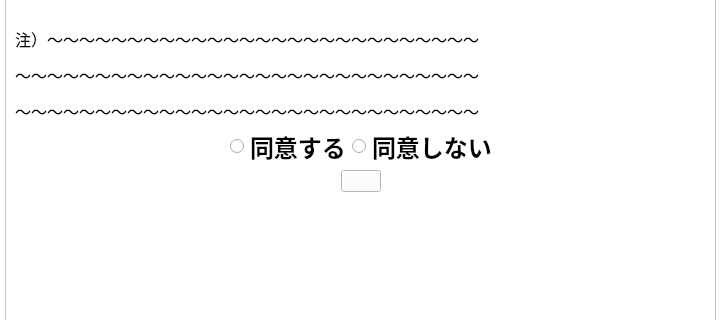
kokimame/e-navi, file design/enaviHome.ui: the form before one commit; both pictures show x 0 to 721 and y 430 to 750 of the 721 by 910 pixel window.
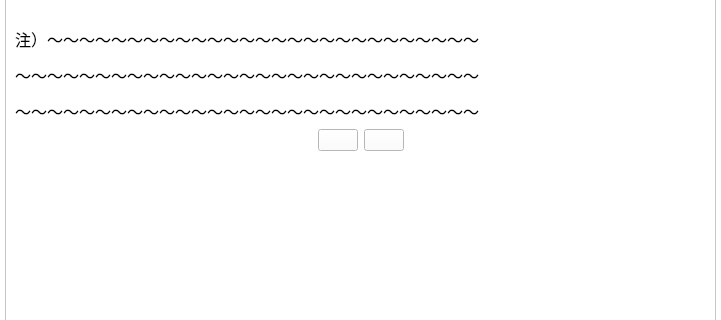
The form after the commit. Icons and pictures are not drawn.

Commit message: Replaced radio buttons with push buttons

Patch:
```diff
--- a/design/enaviHome.ui
+++ b/design/enaviHome.ui
@@ -135,66 +135,11 @@
          </item>
         </layout>
        </item>
-       <item>
-        <layout class="QHBoxLayout" name="horizontalLayout_7">
-         <item>
-          <spacer name="horizontalSpacer_2">
-           <property name="orientation">
-            <enum>Qt::Horizontal</enum>
-           </property>
-           <property name="sizeHint" stdset="0">
-            <size>
-             <width>40</width>
-             <height>20</height>
-            </size>
-           </property>
-          </spacer>
-         </item>
-         <item>
-          <widget class="QRadioButton" name="radioButton">
-           <property name="text">
-            <string/>
-           </property>
-          </widget>
-         </item>
-         <item>
-          <widget class="QLabel" name="label_2">
-           <property name="text">
-            <string>&lt;html&gt;&lt;head/&gt;&lt;body&gt;&lt;p&gt;&lt;span style=&quot; font-size:18pt; font-weight:600;&quot;&gt;同意する&lt;/span&gt;&lt;/p&gt;&lt;/body&gt;&lt;/html&gt;</string>
-           </property>
-          </widget>
-         </item>
-         <item>
-          <widget class="QRadioButton" name="radioButton_2">
-           <property name="text">
-            <string/>
-           </property>
-          </widget>
-         </item>
-         <item>
-          <widget class="QLabel" name="label_3">
-           <property name="text">
-            <string>&lt;html&gt;&lt;head/&gt;&lt;body&gt;&lt;p&gt;&lt;span style=&quot; font-size:18pt; font-weight:600;&quot;&gt;同意しない&lt;/span&gt;&lt;/p&gt;&lt;/body&gt;&lt;/html&gt;</string>
-           </property>
-          </widget>
-         </item>
-         <item>
-          <spacer name="horizontalSpacer_4">
-           <property name="orientation">
-            <enum>Qt::Horizontal</enum>
-           </property>
-           <property name="sizeHint" stdset="0">
-            <size>
-             <width>40</width>
-             <height>20</height>
-            </size>
-           </property>
-          </spacer>
-         </item>
-        </layout>
-       </item>
        <item>
         <layout class="QHBoxLayout" name="horizontalLayout">
+         <property name="spacing">
+          <number>6</number>
+         </property>
          <item>
           <spacer name="horizontalSpacer_5">
            <property name="orientation">
@@ -209,13 +154,24 @@
           </spacer>
          </item>
          <item>
-          <widget class="QPushButton" name="startBtn">
-           <property name="enabled">
-            <bool>true</bool>
+          <widget class="QPushButton" name="disagreeBtn">
+           <property name="text">
+            <string/>
            </property>
-           <property name="styleSheet">
-            <string notr="true"/>
+           <property name="icon">
+            <iconset>
+             <normaloff>../image/disagree_btn.png</normaloff>../image/disagree_btn.png</iconset>
            </property>
+           <property name="iconSize">
+            <size>
+             <width>189</width>
+             <height>113</height>
+            </size>
+           </property>
+          </widget>
+         </item>
+         <item>
+          <widget class="QPushButton" name="agreeBtn">
            <property name="text">
             <string/>
            </property>
```
Left out of the diff: 2 changed lines with no effect on the pictures. The commit also changes 2 other files.
